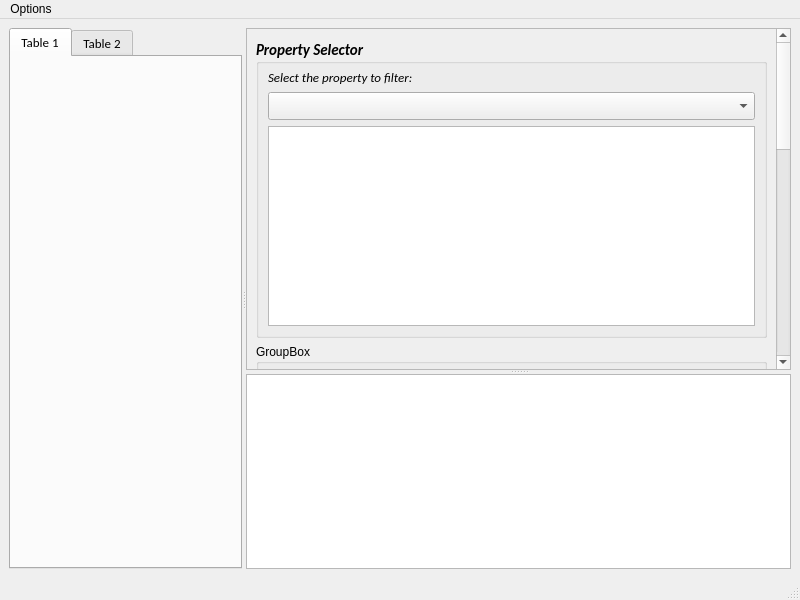
Above: src/ui/DCSExport.ui from JedimasterLu/pydcsExport before the change. Below: the same form after it.
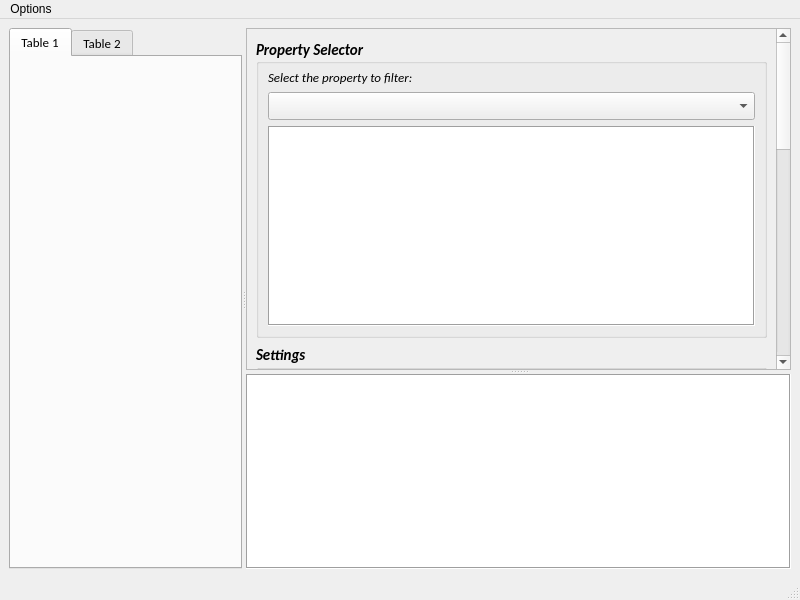
That is the form after the change.

What changed in the file:
```diff
--- a/src/ui/DCSExport.ui
+++ b/src/ui/DCSExport.ui
@@ -46,6 +46,18 @@
         <enum>Qt::Vertical</enum>
        </property>
        <widget class="QScrollArea" name="scrollArea">
+        <property name="cursor" stdset="0">
+         <cursorShape>ArrowCursor</cursorShape>
+        </property>
+        <property name="autoFillBackground">
+         <bool>false</bool>
+        </property>
+        <property name="frameShape">
+         <enum>QFrame::StyledPanel</enum>
+        </property>
+        <property name="frameShadow">
+         <enum>QFrame::Plain</enum>
+        </property>
         <property name="widgetResizable">
          <bool>true</bool>
         </property>
@@ -53,8 +65,8 @@
          <property name="geometry">
           <rect>
            <x>0</x>
-           <y>-128</y>
-           <width>509</width>
+           <y>0</y>
+           <width>521</width>
            <height>1000</height>
           </rect>
          </property>
@@ -106,7 +118,7 @@
              <set>Qt::AlignLeading|Qt::AlignLeft|Qt::AlignVCenter</set>
             </property>
             <property name="flat">
-             <bool>false</bool>
+             <bool>true</bool>
             </property>
             <layout class="QVBoxLayout" name="verticalLayout_2">
              <property name="spacing">
@@ -167,6 +179,12 @@
                  <bold>false</bold>
                 </font>
                </property>
+               <property name="frameShape">
+                <enum>QFrame::Box</enum>
+               </property>
+               <property name="frameShadow">
+                <enum>QFrame::Sunken</enum>
+               </property>
               </widget>
              </item>
             </layout>
@@ -174,8 +192,19 @@
           </item>
           <item>
            <widget class="QGroupBox" name="groupBox">
+            <property name="font">
+             <font>
+              <family>Calibri</family>
+              <pointsize>11</pointsize>
+              <italic>true</italic>
+              <bold>true</bold>
+             </font>
+            </property>
             <property name="title">
-             <string>GroupBox</string>
+             <string>Settings</string>
+            </property>
+            <property name="flat">
+             <bool>true</bool>
             </property>
            </widget>
           </item>
@@ -189,6 +218,15 @@
           <italic>true</italic>
          </font>
         </property>
+        <property name="frameShape">
+         <enum>QFrame::Box</enum>
+        </property>
+        <property name="frameShadow">
+         <enum>QFrame::Sunken</enum>
+        </property>
+        <property name="horizontalScrollBarPolicy">
+         <enum>Qt::ScrollBarAlwaysOff</enum>
+        </property>
        </widget>
       </widget>
      </widget>
```
